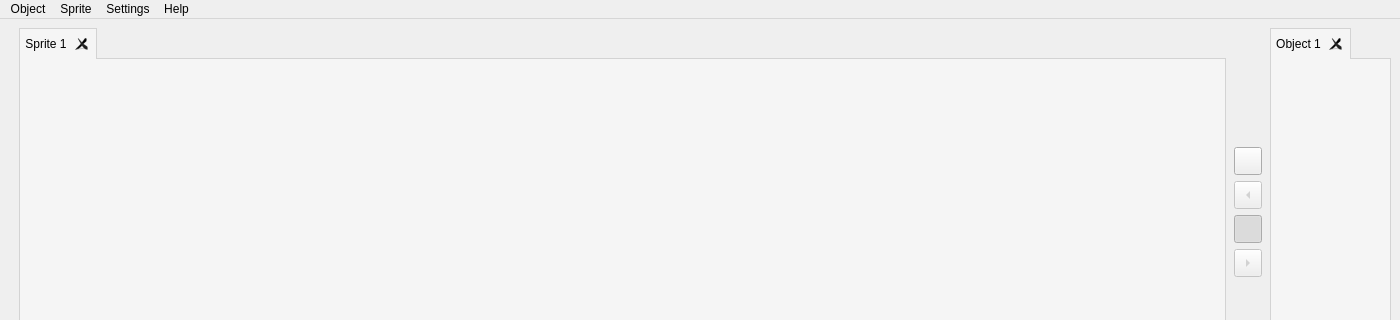
danielmeinert/objectcreator, file editor_app/gui/main_window.ui: the form before one commit; both pictures show x 0 to 1400 and y 0 to 320 of the 1400 by 800 pixel window.
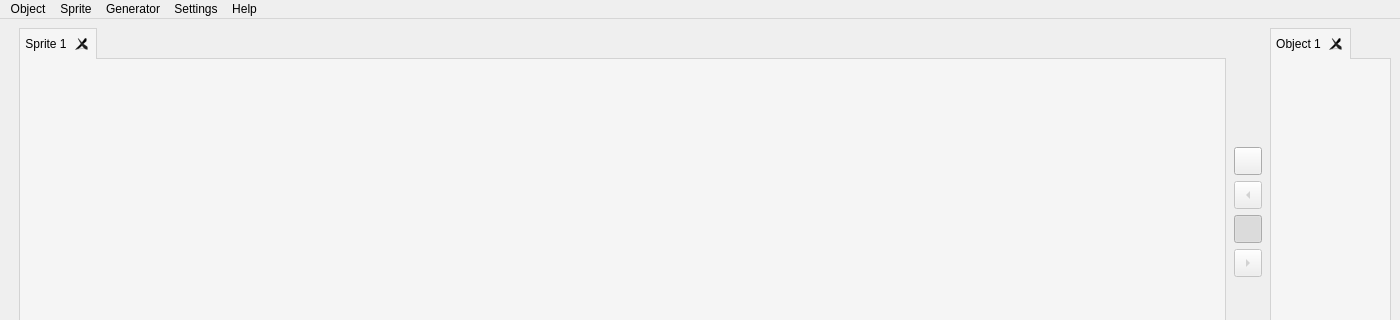
The form after the commit.

Commit message: include path tile generator to main programm

Diff of the .ui file:
```diff
--- a/editor_app/gui/main_window.ui
+++ b/editor_app/gui/main_window.ui
@@ -438,8 +438,16 @@
     <addaction name="actionCheckForUpdates"/>
     <addaction name="actionAbout"/>
    </widget>
+   <widget class="QMenu" name="menuGenerator">
+    <property name="title">
+     <string>Generator</string>
+    </property>
+    <addaction name="actionPathTileGenerator"/>
+    <addaction name="actionBaseBlockGenerator"/>
+   </widget>
    <addaction name="menuFile"/>
    <addaction name="menuTools"/>
+   <addaction name="menuGenerator"/>
    <addaction name="menuSettings"/>
    <addaction name="menuHelp"/>
   </widget>
```
Left out of the diff: 13 changed lines with no effect on the pictures. The commit also changes 344 other files.
